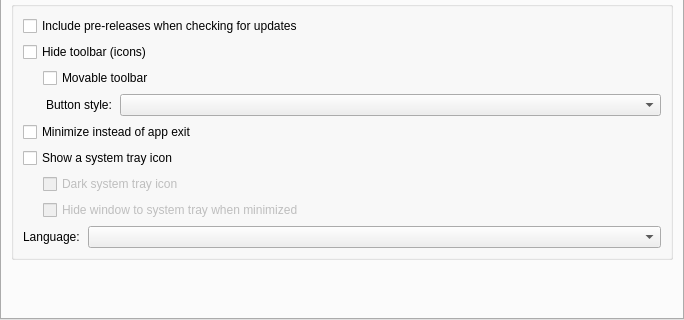
Before: the Qt Designer form src/gui/ApplicationSettingsWidgetGeneral.ui in keepassxreboot/keepassxc, drawn with Qt 5; both pictures show x 0 to 684 and y 561 to 881 of the 684 by 881 pixel window.
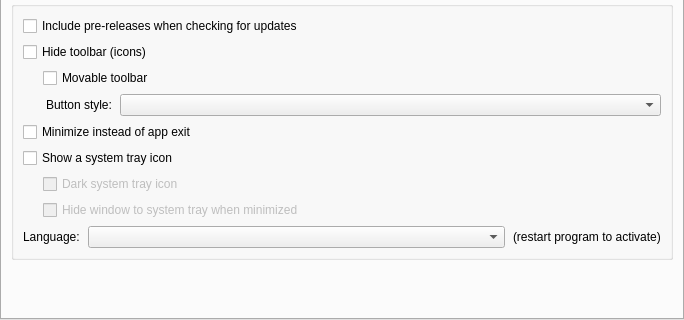
After: the same form once the commit is applied. Custom widgets are drawn as their Qt base class.

Commit message:
Add note to restart after changing language
* Fix #2713

```diff
--- a/src/gui/ApplicationSettingsWidgetGeneral.ui
+++ b/src/gui/ApplicationSettingsWidgetGeneral.ui
@@ -470,7 +470,7 @@
             <item alignment="Qt::AlignRight">
              <widget class="QLabel" name="languageLabel_2">
               <property name="sizePolicy">
-               <sizepolicy hsizetype="Preferred" vsizetype="Fixed">
+               <sizepolicy hsizetype="Preferred" vsizetype="Preferred">
                 <horstretch>0</horstretch>
                 <verstretch>0</verstretch>
                </sizepolicy>
@@ -490,6 +490,13 @@
               </property>
              </widget>
             </item>
+            <item>
+             <widget class="QLabel" name="languageLabel_3">
+              <property name="text">
+               <string>(restart program to activate)</string>
+              </property>
+             </widget>
+            </item>
            </layout>
           </item>
          </layout>
```
